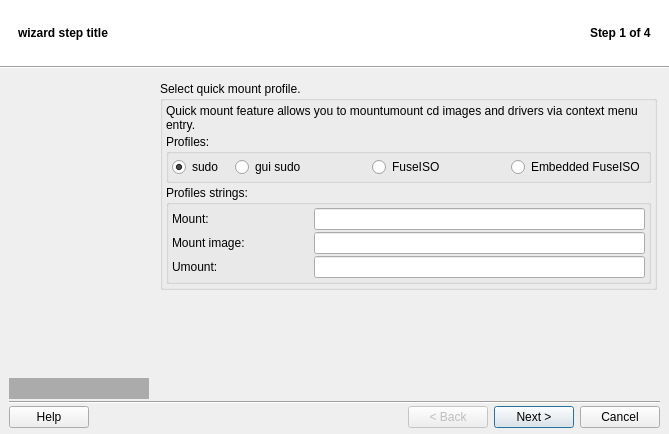
Before: the Qt Designer form src/q4wine-gui/uis/Wizard.ui in brezerk/q4wine, drawn with Qt 5.
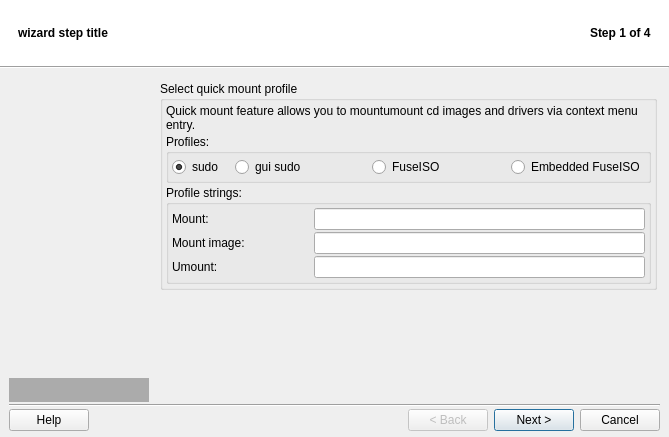
After: the same form once the commit is applied. The open tabs and pages were chosen to show the change. Icons and pictures are not drawn.

What changed in the file:
```diff
--- a/src/q4wine-gui/uis/Wizard.ui
+++ b/src/q4wine-gui/uis/Wizard.ui
@@ -11,7 +11,7 @@
     <x>0</x>
     <y>0</y>
     <width>669</width>
-    <height>434</height>
+    <height>437</height>
    </rect>
   </property>
   <property name="windowTitle">
@@ -1793,7 +1793,7 @@
                     <bool>false</bool>
                    </property>
                    <property name="title">
-                    <string>Select quick mount profile.</string>
+                    <string>Select quick mount profile</string>
                    </property>
                    <layout class="QVBoxLayout" name="_57">
                     <property name="margin">
@@ -1951,7 +1951,7 @@
                     <item>
                      <widget class="QGroupBox" name="groupBox_15">
                       <property name="title">
-                       <string>Profiles strings:</string>
+                       <string>Profile strings:</string>
                       </property>
                       <layout class="QVBoxLayout" name="verticalLayout_11">
                        <property name="margin">
```
Left out of the diff: 4 changed lines with no effect on the pictures.
